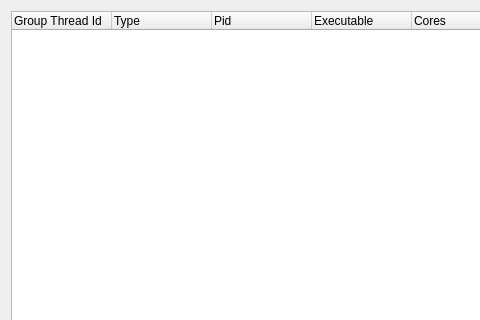
Qt form src/SeerThreadGroupsBrowserWidget.ui (epasveer/seer) before a commit; both pictures show x 0 to 480 and y 0 to 320 of the 794 by 528 pixel window.
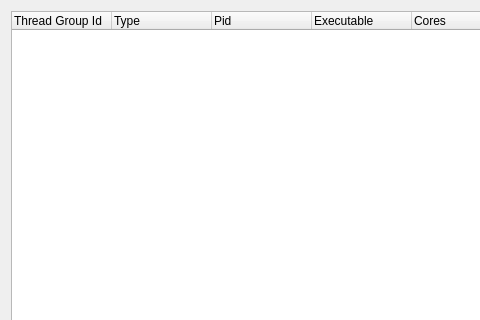
The same form after that commit.

Commit message: Small typo correction with Thread Group text.

Diff of the .ui file:
```diff
--- a/src/SeerThreadGroupsBrowserWidget.ui
+++ b/src/SeerThreadGroupsBrowserWidget.ui
@@ -21,7 +21,7 @@
      </property>
      <column>
       <property name="text">
-       <string>Group Thread Id</string>
+       <string>Thread Group Id</string>
       </property>
      </column>
      <column>
```
